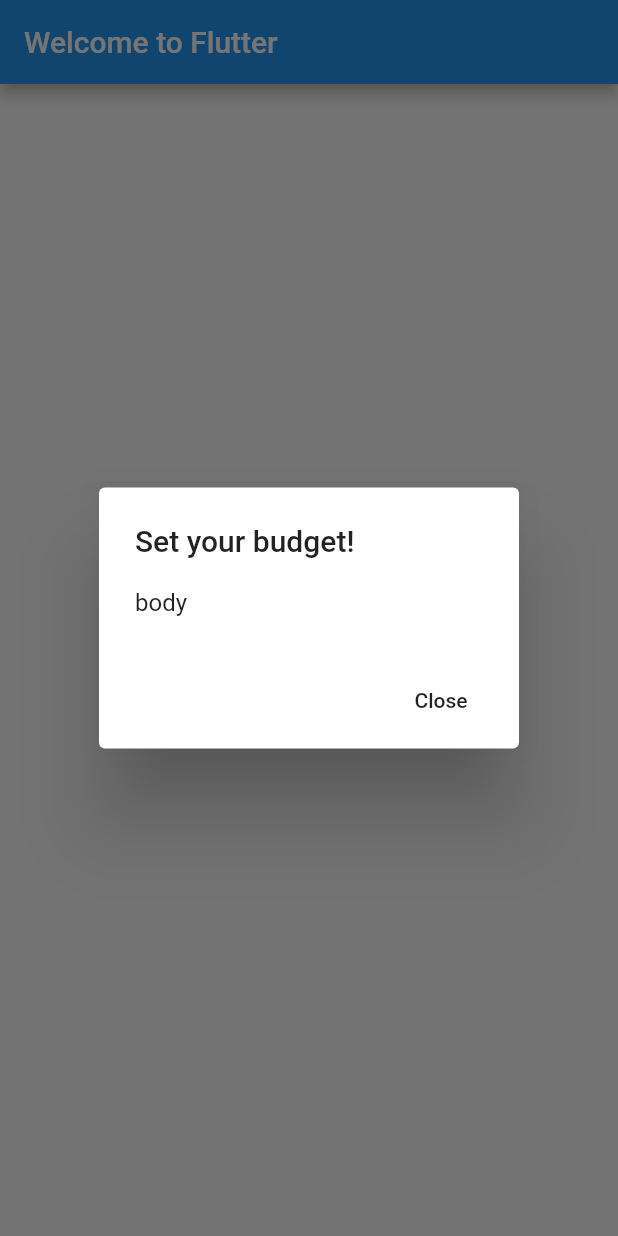
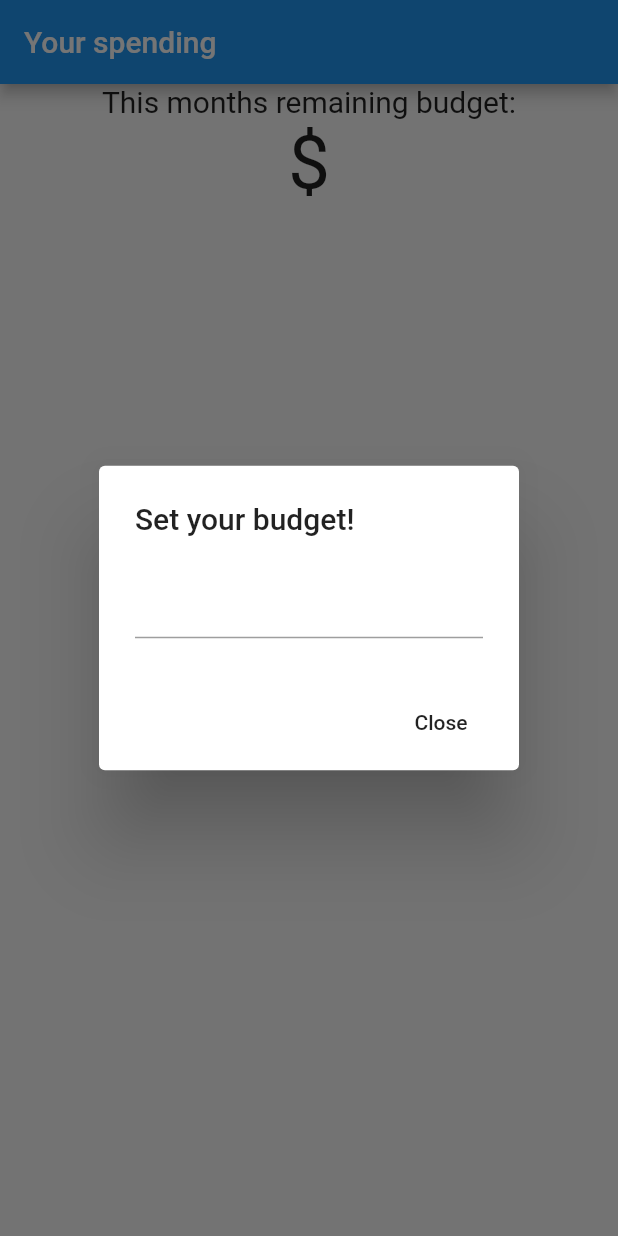
Before and after one commit to sleepsorters/expense_manager, a Flutter app: the screen it shows after launch, after a tap on "Set your budget", on a phone screen of 412 x 824 dp. Run offline on Flutter 3.47's test engine with Material 2 defaults, Android fonts, the phone set to English and light mode, and no system bars.

Commit message:
some money

```diff
--- a/lib/HomePage.dart
+++ b/lib/HomePage.dart
@@ -1,6 +1,29 @@
 import 'package:flutter/material.dart';
 
-class HomePage extends StatelessWidget {
+
+class HomePage extends StatefulWidget {
+  _HomePage hP;
+  @override
+  _HomePage createState() => hP;
+
+  HomePage() {
+    hP = new _HomePage();
+  }
+}
+
+class _HomePage extends State<HomePage> {
+  noSuchMethod(Invocation i) => super.noSuchMethod(i);
+  String _budget = "";
+
+  final myController = TextEditingController();
+
+  @override
+  void dispose() {
+    // Clean up the controller when the Widget is disposed
+    myController.dispose();
+    super.dispose();
+  }
+
   @override
   Widget build(BuildContext context) {
       void _show() {
@@ -10,7 +33,34 @@ class HomePage extends StatelessWidget {
               // return object of type Dialog
               return AlertDialog(
                 title: new Text("Set your budget!"),
-            content: new Text("body"),
+                content: TextField(
+                  controller: myController,
+                ),
+                actions: <Widget>[
+                  // usually buttons at the bottom of the dialog
+                  new FlatButton(
+                    child: new Text("Close"),
+                    onPressed: () {
+                      Navigator.of(context).pop();
+                      setState((){
+                        _budget = myController.text;
+                      });
+                    },
+                  ),
+                ],
+              );
+            }
+        );
+      }
+
+      void _showa() {
+        showDialog(
+            context: context,
+            builder: (BuildContext context) {
+              // return object of type Dialog
+              return AlertDialog(
+                title: new Text("Set your budget!"),
+                content: Text(myController.text),
                 actions: <Widget>[
                   // usually buttons at the bottom of the dialog
                   new FlatButton(
@@ -29,16 +79,29 @@ class HomePage extends StatelessWidget {
         title: 'Welcome to Flutter',
         home: Scaffold(
           appBar: AppBar(
-          title: Text('Welcome to Flutter'),
+            title: Text('Your spending'),
           ),
           body: Center(
+              child: Column(
+                children: <Widget>[
+                  Text(
+                    "This months remaining budget:",
+                    style: TextStyle(fontSize: 20.0),
+                  ),
+                  Text(
+                    "\$" + _budget,
+                    style: TextStyle(fontSize: 50.0),
+                  ),
+
+                  Padding(
+                    padding: EdgeInsets.only(top: 200.0),
                     child: RaisedButton(
                         child: Text("Set your budget"),
                         onPressed: _show)
+                  )
+              ]),
           ),
         ),
       );
     }
-
-
   }
--- /dev/null
+++ b/lib/StatefulWidgetPage.dart
@@ -0,0 +1,31 @@
+import 'package:flutter/material.dart';
+
+class StatefulWidgetPage extends StatefulWidget {
+  _StatefulWidgetPage hP;
+  @override
+  _StatefulWidgetPage createState() => hP;
+
+  StatefulWidgetPage() {
+    hP = new _StatefulWidgetPage();
+  }
+}
+
+class _StatefulWidgetPage extends State<StatefulWidgetPage> {
+  noSuchMethod(Invocation i) => super.noSuchMethod(i);
+
+  @override
+  Widget build(BuildContext context) {
+    final title = 'Basic List';
+
+    return MaterialApp(
+      title: title,
+      home: Scaffold(
+          appBar: AppBar(
+              backgroundColor: Theme.of(context).primaryColor,
+              title: Text(title)
+          ),
+          body: Container(child: Text('df'))
+      ),
+    );
+  }
+}
```
Lines whose indentation alone changed are shown as unchanged.
